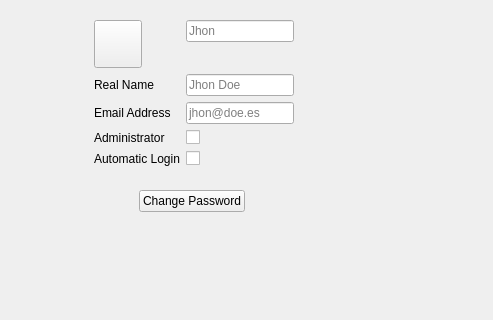
Above: src/account.ui from KDE/user-manager before the change; both pictures show x 110 to 603 and y 0 to 320 of the 603 by 481 pixel window. Below: the same form after it.
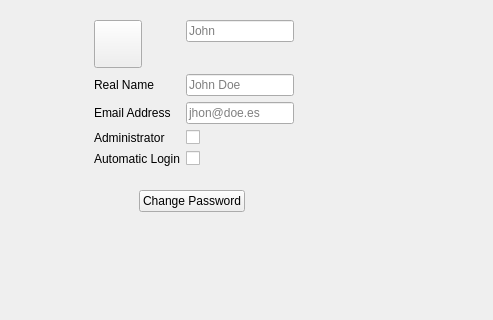
That is the form after the change.

Commit message: correct spelling of US legal term

The edit to the form file:
```diff
--- a/src/account.ui
+++ b/src/account.ui
@@ -32,7 +32,7 @@
          <string/>
         </property>
         <property name="placeholderText">
-         <string>Jhon</string>
+         <string>John</string>
         </property>
        </widget>
       </item>
@@ -76,7 +76,7 @@
          <enum>QLineEdit::Normal</enum>
         </property>
         <property name="placeholderText">
-         <string>Jhon Doe</string>
+         <string>John Doe</string>
         </property>
        </widget>
       </item>
```
